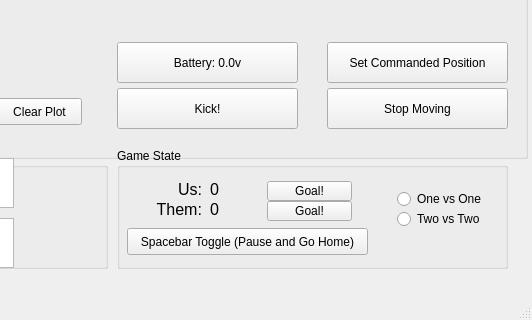
Old version of the form ros/src/playground/nodes/gui/window.ui in the repository zamora18/robot-soccer; both pictures show x 293 to 825 and y 612 to 932 of the 825 by 932 pixel window.
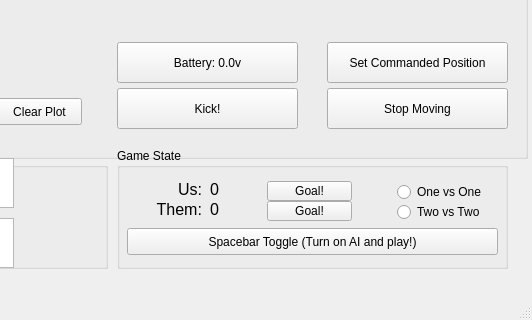
New version of the form. Custom widgets are drawn as their Qt base class.

What changed in the file:
```diff
--- a/ros/src/playground/nodes/gui/window.ui
+++ b/ros/src/playground/nodes/gui/window.ui
@@ -428,12 +428,12 @@
       <rect>
        <x>10</x>
        <y>80</y>
-       <width>241</width>
+       <width>371</width>
        <height>27</height>
       </rect>
      </property>
      <property name="text">
-      <string>Spacebar Toggle (Pause and Go Home)</string>
+      <string>Spacebar Toggle (Turn on AI and play!)</string>
      </property>
     </widget>
     <widget class="QLabel" name="label">
@@ -550,7 +550,7 @@
      <property name="geometry">
       <rect>
        <x>280</x>
-       <y>40</y>
+       <y>33</y>
        <width>102</width>
        <height>22</height>
       </rect>
@@ -563,7 +563,7 @@
      <property name="geometry">
       <rect>
        <x>280</x>
-       <y>60</y>
+       <y>53</y>
        <width>102</width>
        <height>22</height>
       </rect>
```
